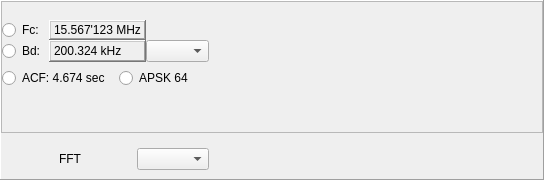
Before: the Qt Designer form sources/Arks/Scope Analyzer/window/scope_analyzer_window.ui in AquaCreatura/AquaWave, drawn with Qt 5.
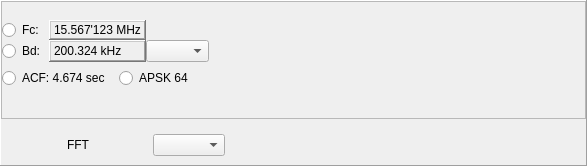
After: the same form once the commit is applied.

```diff
--- a/sources/Arks/Scope Analyzer/window/scope_analyzer_window.ui
+++ b/sources/Arks/Scope Analyzer/window/scope_analyzer_window.ui
@@ -6,10 +6,16 @@
    <rect>
     <x>0</x>
     <y>0</y>
-    <width>544</width>
-    <height>180</height>
+    <width>587</width>
+    <height>166</height>
    </rect>
   </property>
+  <property name="sizePolicy">
+   <sizepolicy hsizetype="Preferred" vsizetype="Maximum">
+    <horstretch>0</horstretch>
+    <verstretch>0</verstretch>
+   </sizepolicy>
+  </property>
   <property name="windowTitle">
    <string>Form</string>
   </property>
@@ -32,9 +38,9 @@
    <item row="0" column="0">
     <widget class="QFrame" name="frame">
      <property name="sizePolicy">
-      <sizepolicy hsizetype="Preferred" vsizetype="Preferred">
-       <horstretch>7</horstretch>
-       <verstretch>7</verstretch>
+      <sizepolicy hsizetype="Preferred" vsizetype="Maximum">
+       <horstretch>0</horstretch>
+       <verstretch>0</verstretch>
       </sizepolicy>
      </property>
      <property name="frameShape">
```
